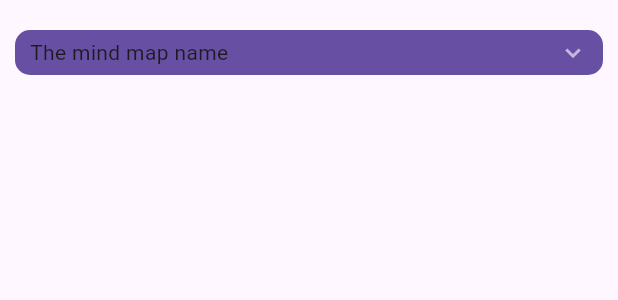
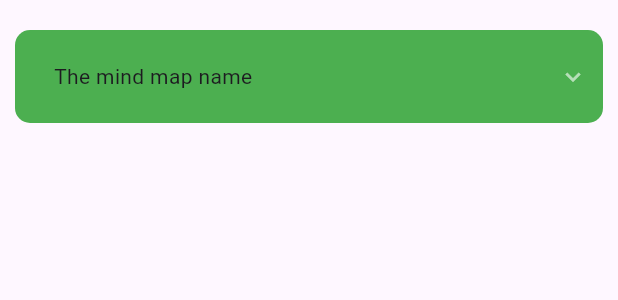
Before and after one commit to 45afeef/parayada-flutter, a Flutter app: the MindMapAccordion widget shown alone on an empty page, opened directly, on a phone screen of 412 x 824 dp. Shown: the top 300 px of the screen. Run offline on Flutter 3.47's test engine with Material 3 defaults, Android fonts, the phone set to English and light mode, and no system bars; our stand-ins replace cached_network_image, connectivity_plus, flutter_svg, get, google_fonts, shared_preferences; missing offline and left inert: parayada_ui_collection; accounts and stored records are empty.

Commit message:
some UI enhancing

```diff
--- a/lib/src/presentation/mind_map/presentation/mind_map_accordion.dart
+++ b/lib/src/presentation/mind_map/presentation/mind_map_accordion.dart
@@ -1,5 +1,7 @@
 import 'package:accordion/accordion.dart';
 import 'package:flutter/material.dart';
+import 'package:parayada/src/core/app_export.dart';
+import 'package:parayada/src/core/constants/size_constant.dart';
 
 import '../domain/mind_map.dart';
 
@@ -14,7 +16,11 @@ class MindMapAccordion extends StatelessWidget {
       maxOpenSections: 1, // Automatically close sections when opening a new one
       children: [
         AccordionSection(
-          header: Text(mindMap.name), // Customize the header
+          header: Padding(
+            padding: SizeConstant.largePadding,
+            child: Text(mindMap.name),
+          ), // Customize the header
+          headerBackgroundColor: Colors.green,
 
           content: Column(
             children: [
@@ -38,7 +44,11 @@ class MindMapAccordion extends StatelessWidget {
         maxOpenSections: 1,
         children: [
           AccordionSection(
-            header: Text(node.name), // Customize the header for each node
+            header: Padding(
+              padding: SizeConstant.smallPadding,
+              child: Text(node.name),
+            ), // Customize the header for each node
+            headerBackgroundColor: ColorConstant.amber700,
             content: Column(
               children: [
                 // Display the content for each node
--- a/lib/src/widgets/laytout.dart
+++ b/lib/src/widgets/laytout.dart
@@ -21,7 +21,6 @@ class AppLayout extends StatelessWidget {
         foregroundColor: Colors.white,
         backgroundColor: Colors.transparent, // Makes AppBar transparent
         elevation: 0, // Removes shadow from the AppBar
-        leading: Container(), // Empty container to remove back button
       ),
       body: Container(
         decoration: BoxDecoration(
```
